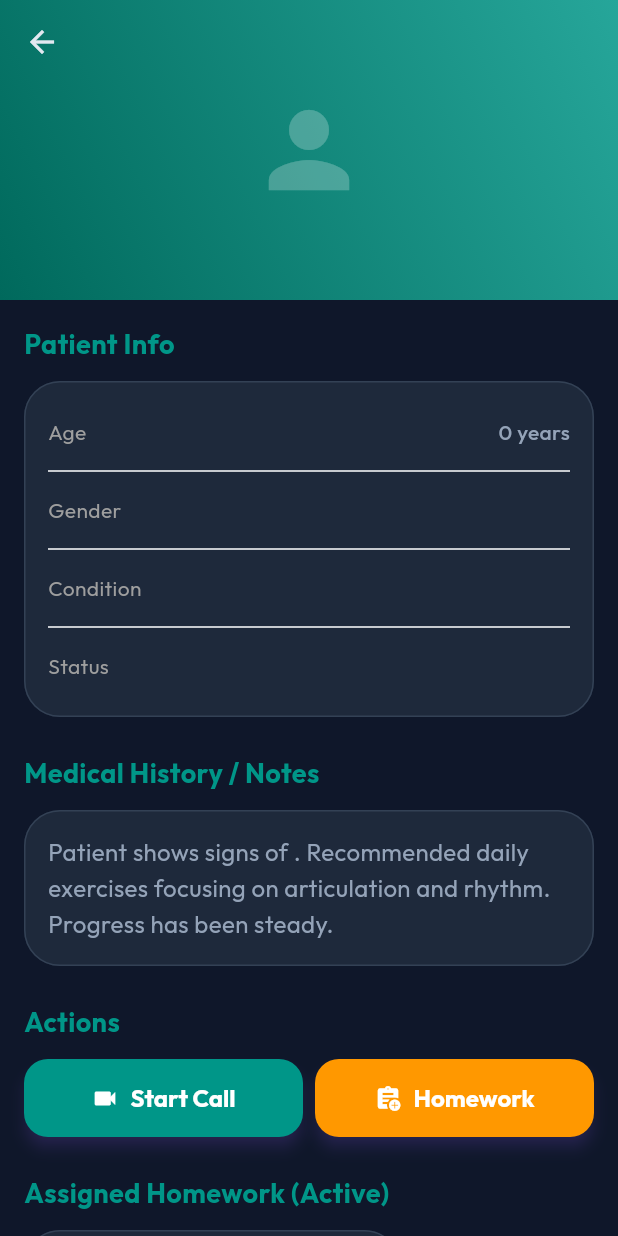
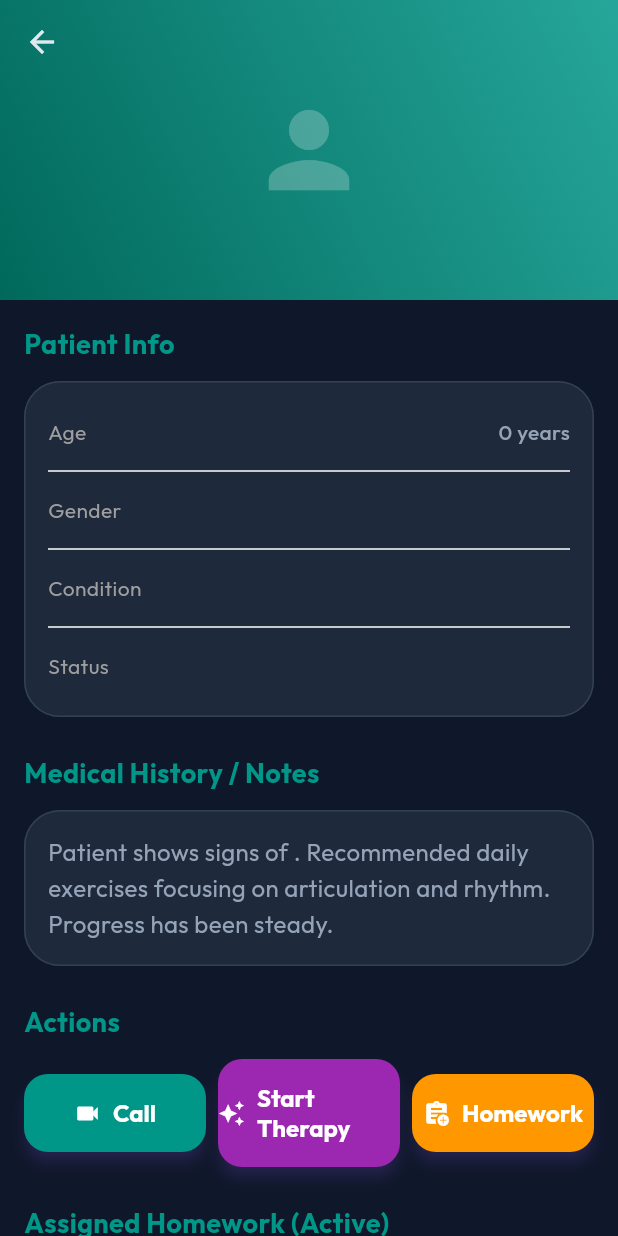
Before and after one commit to ABRAHAM-1998/speech_therapy_kmct, a Flutter app: the PatientDetailScreen screen opened directly with empty values, on a phone screen of 412 x 824 dp. Run offline on Flutter 3.47's test engine with Material 3 defaults, Android fonts, the phone set to English and light mode, and no system bars; drawn by our look-alikes of flutter_animate; our stand-ins replace camera, cloud_firestore, firebase_auth, firebase_core, firebase_database, firebase_vertexai and 6 more; missing offline and left inert: flutter_webrtc, google_mlkit_face_detection, pip_view; accounts and stored records are empty.

Commit message:
LIVE UPDATE

```diff
--- a/lib/src/features/slp/presentation/patient_detail_screen.dart
+++ b/lib/src/features/slp/presentation/patient_detail_screen.dart
@@ -93,9 +93,24 @@ class PatientDetailScreen extends StatelessWidget {
                                  );
                               },
                               icon: const Icon(Icons.videocam),
-                              label: const Text("Start Call"),
+                              label: const Text("Call"),
                               style: ElevatedButton.styleFrom(
                                 backgroundColor: Colors.teal,
+                                foregroundColor: Colors.white,
+                                padding: const EdgeInsets.symmetric(vertical: 16),
+                              ),
+                            ),
+                          ),
+                          const SizedBox(width: 8),
+                          Expanded(
+                            child: ElevatedButton.icon(
+                              onPressed: () {
+                                context.push('/live_therapy', extra: {'exerciseTitle': 'General Session'});
+                              },
+                              icon: const Icon(Icons.auto_awesome),
+                              label: const Text("Start Therapy"),
+                              style: ElevatedButton.styleFrom(
+                                backgroundColor: Colors.purple,
                                 foregroundColor: Colors.white,
                                 padding: const EdgeInsets.symmetric(vertical: 16),
                               ),
```
